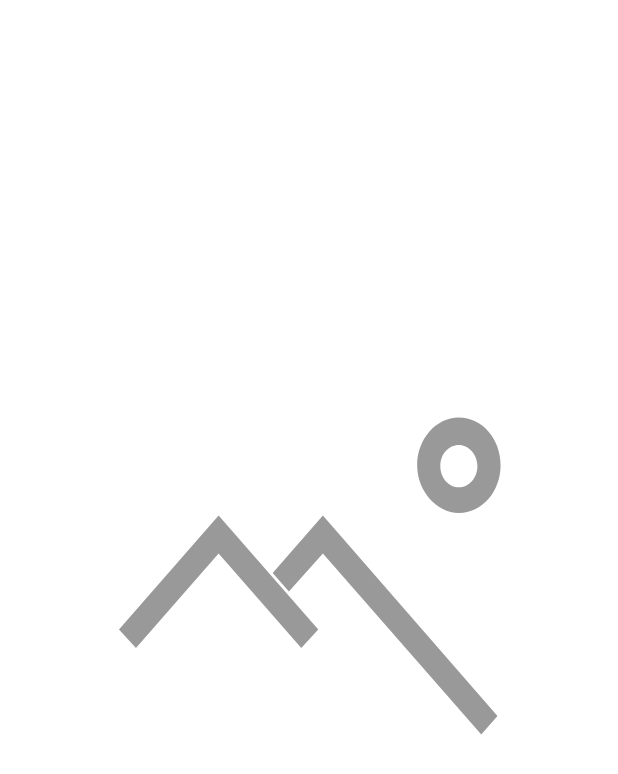
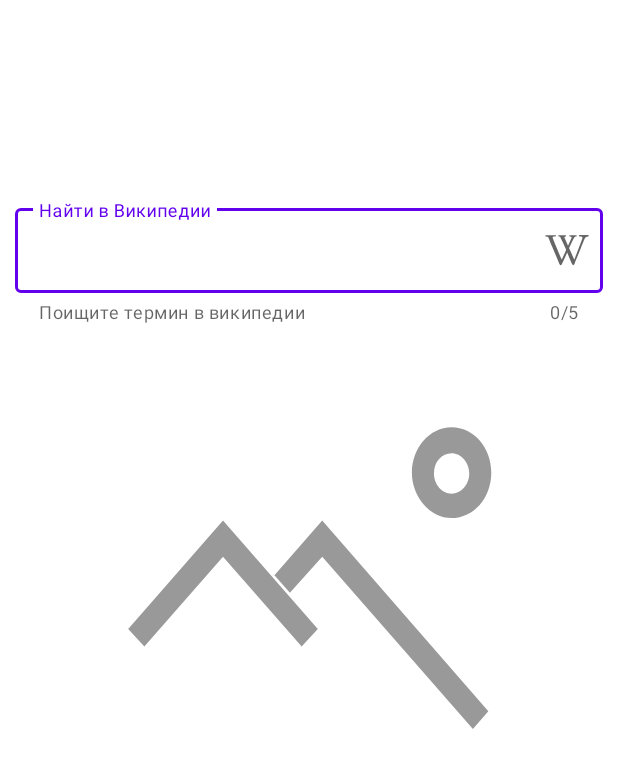
Before and after one commit to makhortius/MaterialDesign, an Android app: the layout fragment_main.xml on its own in the app's theme, with its tools: preview values and no code run, on a phone screen of 412 x 824 dp. Shown: the top 774 px of the screen. Run offline under Robolectric (Android 15) with nearby library versions, the phone set to English and light mode, and no system bars.

Commit message:
урок 1 изучили новые текстовые поля

```diff
--- a/app/src/main/java/com/gb/material_1507_1544_3_1/view/picture/PictureOfTheDayFragment.kt
+++ b/app/src/main/java/com/gb/material_1507_1544_3_1/view/picture/PictureOfTheDayFragment.kt
@@ -1,5 +1,7 @@
 package com.gb.material_1507_1544_3_1.view.picture
 
+import android.content.Intent
+import android.net.Uri
 import android.os.Bundle
 import android.view.LayoutInflater
 import android.view.View
@@ -36,6 +38,12 @@ class PictureOfTheDayFragment : Fragment() {
             renderData(it)
         })
         viewModel.sendServerRequest()
+
+        binding.inputLayout.setEndIconOnClickListener {
+            startActivity(Intent(Intent.ACTION_VIEW).apply {
+                data = Uri.parse("https://en.wikipedia.org/wiki/${binding.inputEditText.text.toString()}")
+            })
+        }
     }
 
     private fun renderData(state: PictureOfTheDayState) {
--- a/app/src/main/res/layout/fragment_main.xml
+++ b/app/src/main/res/layout/fragment_main.xml
@@ -1,9 +1,33 @@
 <?xml version="1.0" encoding="utf-8"?>
-<FrameLayout xmlns:android="http://schemas.android.com/apk/res/android"
+<androidx.constraintlayout.widget.ConstraintLayout xmlns:android="http://schemas.android.com/apk/res/android"
     xmlns:app="http://schemas.android.com/apk/res-auto"
     android:id="@+id/main"
     android:layout_width="match_parent"
+    android:padding="10dp"
     android:layout_height="match_parent">
+
+    <com.google.android.material.textfield.TextInputLayout
+        android:id="@+id/inputLayout"
+        style="@style/Widget.MaterialComponents.TextInputLayout.OutlinedBox"
+        android:layout_width="0dp"
+        android:layout_height="wrap_content"
+        android:hint="@string/search_wiki"
+        app:counterEnabled="true"
+        app:counterMaxLength="5"
+        app:endIconMode="custom"
+        app:endIconDrawable="@drawable/ic_wikipedia"
+        app:endIconCheckable="true"
+        app:helperText="@string/wiki_helper_text"
+        app:layout_constraintBottom_toTopOf="@+id/imageView"
+        app:layout_constraintEnd_toEndOf="parent"
+        app:layout_constraintStart_toStartOf="parent">
+
+        <com.google.android.material.textfield.TextInputEditText
+            android:id="@+id/inputEditText"
+            android:layout_width="match_parent"
+            android:layout_height="wrap_content" />
+    </com.google.android.material.textfield.TextInputLayout>
+
 
     <com.gb.material_1507_1544_3_1.utils.CustomImageView
         android:id="@+id/imageView"
@@ -11,6 +35,11 @@
         android:layout_height="wrap_content"
         android:layout_gravity="center"
         android:contentDescription="@string/photo_of_the_day_stub"
+        app:layout_constraintBottom_toBottomOf="parent"
+        app:layout_constraintEnd_toEndOf="parent"
+        app:layout_constraintStart_toStartOf="parent"
+        app:layout_constraintTop_toTopOf="parent"
+
         app:srcCompat="@drawable/ic_no_photo_vector" />
 
-</FrameLayout>
+</androidx.constraintlayout.widget.ConstraintLayout>
```
